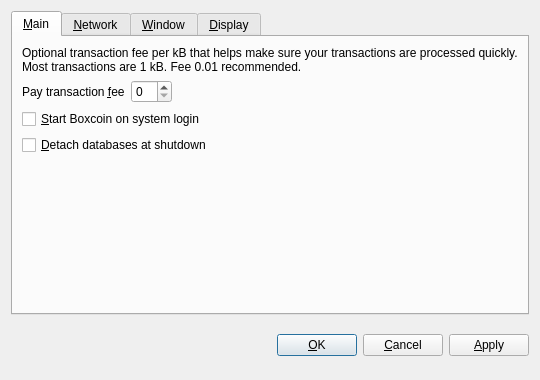
The window that src/qt/forms/optionsdialog.ui (cheetahcoind/cheetahcoin) describes before a commit, drawn with Qt 5.
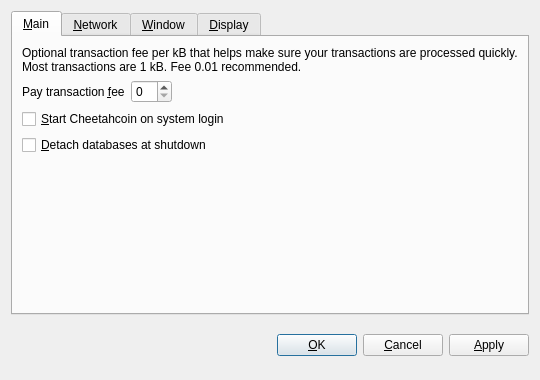
The same window after the commit. Custom widgets are drawn as their Qt base class.

```diff
--- a/src/qt/forms/optionsdialog.ui
+++ b/src/qt/forms/optionsdialog.ui
@@ -82,7 +82,7 @@
           <string>Automatically start Boxcoin after logging in to the system.</string>
          </property>
          <property name="text">
-          <string>&amp;Start Boxcoin on system login</string>
+          <string>&amp;Start Cheetahcoin on system login</string>
          </property>
         </widget>
        </item>
```
Left out of the diff: 10 changed lines with no effect on the pictures.
